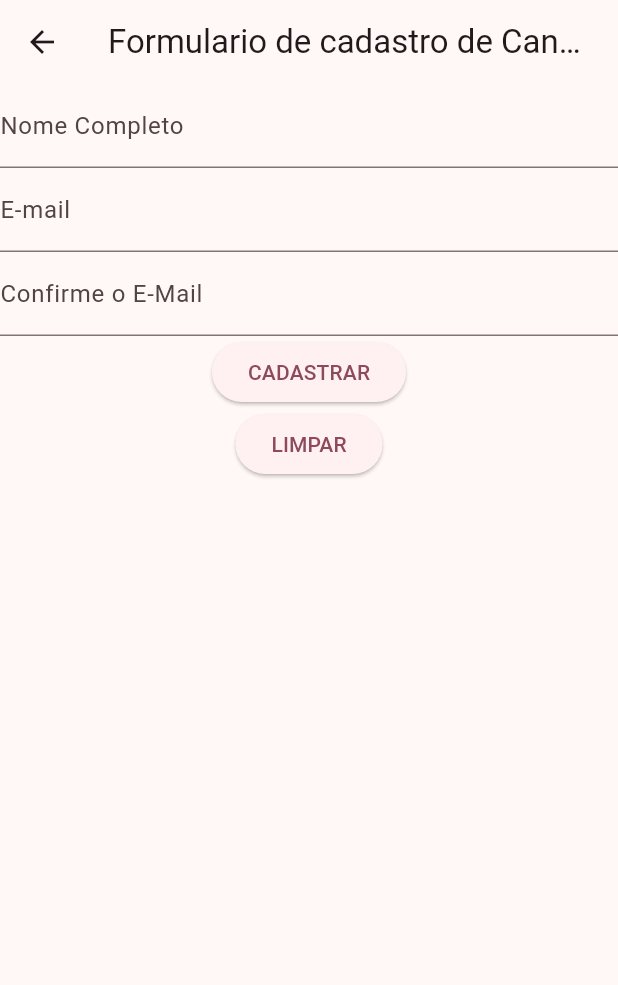
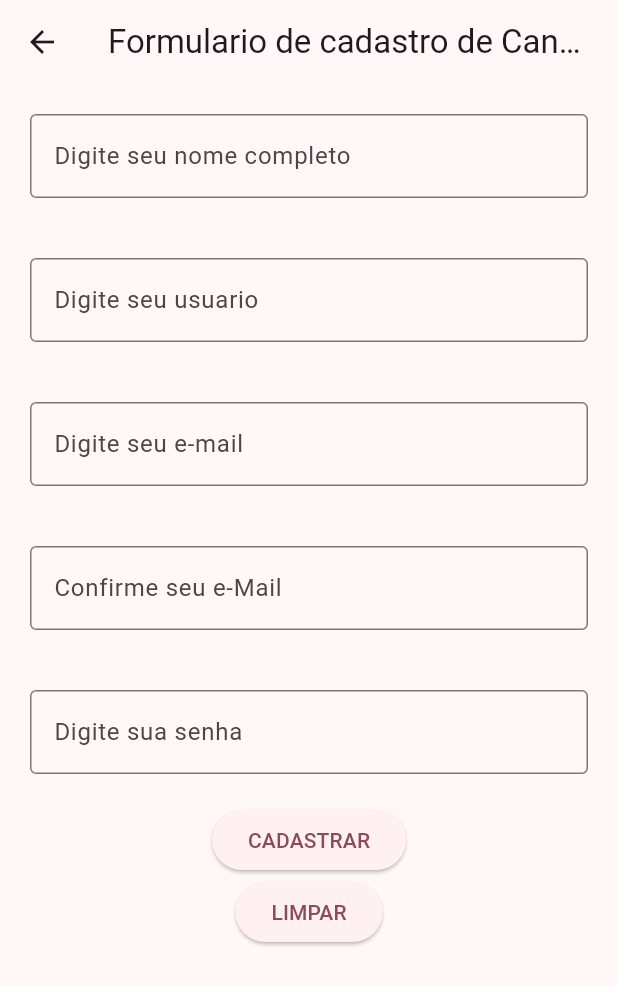
Before and after one commit to lucasjseixas/projdesenvmob, a Flutter app: the CandidatoForm screen opened directly, after a tap on "LIMPAR", on a phone screen of 412 x 824 dp. Shown: the top 985 px of the screen. Run offline on Flutter 3.47's test engine with Material 3 defaults, Android fonts, the light colour scheme and no system bars.

Commit message:
arrumando algumas funcoes e controllers dos forms

```diff
--- a/lib/Pages/LoginPages/Forms/cadidato_form.dart
+++ b/lib/Pages/LoginPages/Forms/cadidato_form.dart
@@ -1,6 +1,6 @@
 import 'package:flutter/material.dart';
+import 'package:flutter/widgets.dart';
 import 'package:projec1/Perfis/candidato_perfil.dart';
-import 'package:projec1/Utils/dropdownmenu.dart';
 
 class CandidatoForm extends StatefulWidget {
   const CandidatoForm({super.key});
@@ -10,8 +10,29 @@ class CandidatoForm extends StatefulWidget {
 }
 
 class _CandidatoFormState extends State<CandidatoForm> {
-  final _dateController = TextEditingController();
+  //final _dateController = TextEditingController();
   final _nomeCandidatoController = TextEditingController();
+  final _emailCandidatoController = TextEditingController();
+  final _emailCandidatoConfirmarController = TextEditingController();
+  final _senhaCandidatoController = TextEditingController();
+  final _usuarioCandidatoController = TextEditingController();
+
+  void clearTextField() {
+    _nomeCandidatoController.clear();
+    _emailCandidatoController.clear();
+    _emailCandidatoConfirmarController.clear();
+    _senhaCandidatoController.clear();
+    _usuarioCandidatoController.clear();
+  }
+
+  String? validateEmail(String? email) {
+    RegExp emailRegex = RegExp(r'^[\w\.-]+@[\w-]+\.\w{2,3}(\.\w{2,3})?$');
+    final isEmailValid = emailRegex.hasMatch(email ?? '');
+    if (!isEmailValid) {
+      return 'Insira um email valido';
+    }
+    return null;
+  }
 
   @override
   Widget build(BuildContext context) {
@@ -21,11 +42,30 @@ class _CandidatoFormState extends State<CandidatoForm> {
       ),
       body: Column(
         children: [
-          TextFormField(
+          Padding(
+            padding: const EdgeInsets.all(20.0),
+            child: TextFormField(
               key: const Key('nomecandidato'),
               controller: _nomeCandidatoController,
-            decoration: const InputDecoration(labelText: 'Nome Completo'),
+              decoration: const InputDecoration(
+                  border: OutlineInputBorder(),
+                  labelText: 'Digite seu nome completo'),
               keyboardType: TextInputType.text,
+              validator: (nome) => nome!.length < 3
+                  ? 'Seu nome precisa ter 3 letras pelo menos*'
+                  : null,
+            ),
+          ),
+          Padding(
+            padding: const EdgeInsets.all(20.0),
+            child: TextFormField(key: const Key('usuariocandidato'),
+            controller: _usuarioCandidatoController,
+            decoration: const InputDecoration(
+              border: OutlineInputBorder(),
+                labelText: 'Digite seu usuario'),
+                keyboardType: TextInputType.text,
+                validator: (usuario) => usuario!.length < 5 ? 'Seu usuario precisa ter 3 letras pelo menos*' : null,
+              ),
           ),
           /*
           TextFormField(
@@ -45,20 +85,43 @@ class _CandidatoFormState extends State<CandidatoForm> {
               _selectDate();
             },
           ),*/
-          TextFormField(
+          Padding(
+            padding: const EdgeInsets.all(20.0),
+            child: TextFormField(
               key: const Key('emailcandidato'),
-            decoration: const InputDecoration(labelText: 'E-mail'),
+              controller: _emailCandidatoController,
+              decoration: const InputDecoration(
+                  border: OutlineInputBorder(), labelText: 'Digite seu e-mail'),
               keyboardType: TextInputType.emailAddress,
+              validator: validateEmail,
             ),
-          TextFormField(
+          ),
+          Padding(
+            padding: const EdgeInsets.all(20.0),
+            child: TextFormField(
               key: const Key('confirmaremailcandidato'),
-            decoration: const InputDecoration(labelText: 'Confirme o E-Mail'),
+              controller: _emailCandidatoConfirmarController,
+              decoration: const InputDecoration(
+                  border: OutlineInputBorder(),
+                  labelText: 'Confirme seu e-Mail'),
               keyboardType: TextInputType.emailAddress,
+              validator: validateEmail,
             ),
-          /*
-          const Text('Estado'),
-          const DropDownMenu(),
-          */
+          ),
+          Padding(
+            padding: const EdgeInsets.all(20.0),
+            child: TextFormField(
+              key: const Key('candidatosenha'),
+              obscureText: true,
+              controller: _senhaCandidatoController,
+              decoration: const InputDecoration(
+                  border: OutlineInputBorder(), labelText: 'Digite sua senha'),
+              keyboardType: TextInputType.text,
+              validator: (value) => value!.length < 5
+                  ? 'Sua senha deve possuir pelo menos 5 caracteres*'
+                  : null,
+            ),
+          ),
           ElevatedButton(
               onPressed: () {
                 Navigator.push(
@@ -68,11 +131,16 @@ class _CandidatoFormState extends State<CandidatoForm> {
                 );
               },
               child: const Text('CADASTRAR')),
-          ElevatedButton(onPressed: () {}, child: const Text('LIMPAR')),
+          ElevatedButton(
+              onPressed: () {
+                clearTextField();
+              },
+              child: const Text('LIMPAR')),
         ],
       ),
     );
   }
+/* // Funcao para criação de um calendario //
 
   Future<void> _selectDate() async {
     DateTime? _picked = await showDatePicker(
@@ -89,4 +157,5 @@ class _CandidatoFormState extends State<CandidatoForm> {
       );
     }
   }
+*/
 }
```
Also changed, not shown: lib/Pages/LoginPages/candidato_login.dart (+19 -17 lines). Lines whose indentation alone changed are shown as unchanged.
